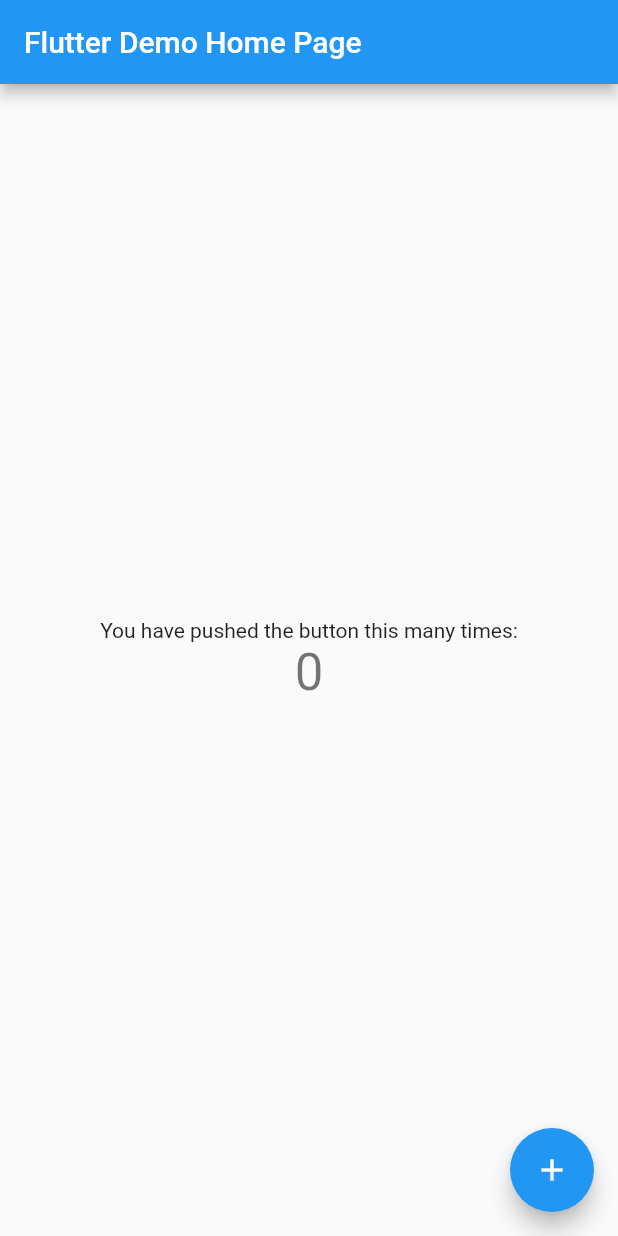
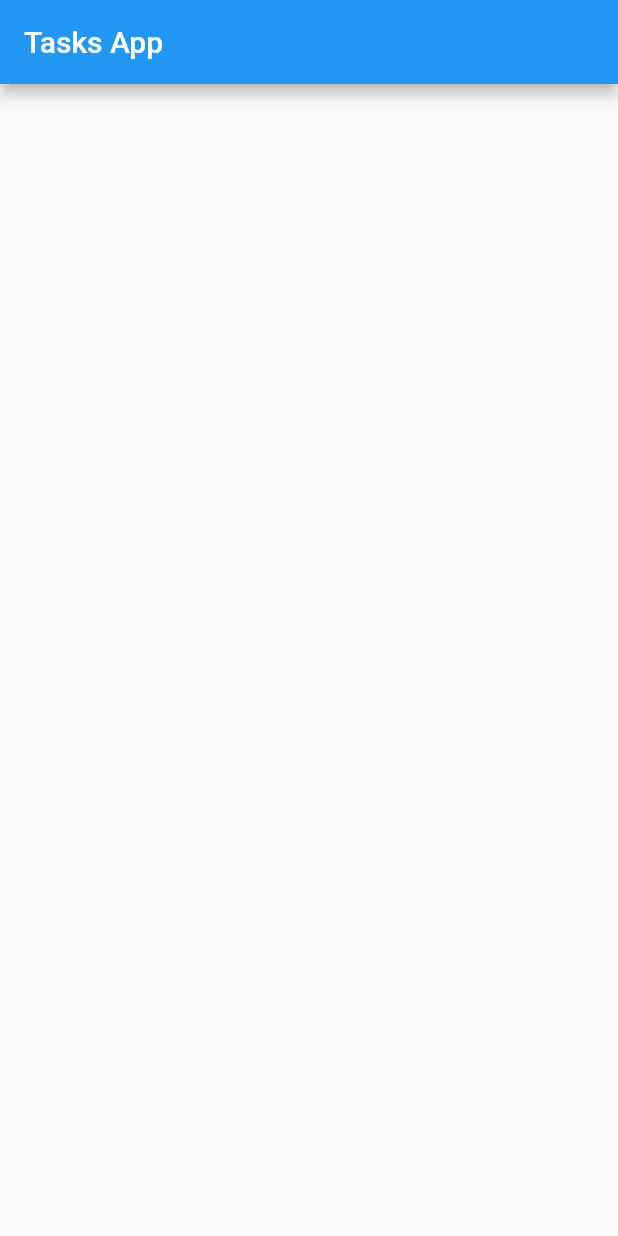
Before and after one commit to dersonmutemba/tasks_app, a Flutter app: the screen it shows after launch, on a phone screen of 412 x 824 dp. Run offline on Flutter 3.47's test engine with Material 2 defaults, Android fonts, the phone set to English and light mode, and no system bars.

Commit message:
removed default flutter app template elements

```diff
--- a/lib/main.dart
+++ b/lib/main.dart
@@ -11,7 +11,7 @@ class MyApp extends StatelessWidget {
   @override
   Widget build(BuildContext context) {
     return MaterialApp(
-      title: 'Flutter Demo',
+      title: 'Tasks App',
       theme: ThemeData(
         // This is the theme of your application.
         //
@@ -24,7 +24,7 @@ class MyApp extends StatelessWidget {
         // is not restarted.
         primarySwatch: Colors.blue,
       ),
-      home: const MyHomePage(title: 'Flutter Demo Home Page'),
+      home: const MyHomePage(title: 'Tasks App'),
     );
   }
 }
@@ -48,18 +48,6 @@ class MyHomePage extends StatefulWidget {
 }
 
 class _MyHomePageState extends State<MyHomePage> {
-  int _counter = 0;
-
-  void _incrementCounter() {
-    setState(() {
-      // This call to setState tells the Flutter framework that something has
-      // changed in this State, which causes it to rerun the build method below
-      // so that the display can reflect the updated values. If we changed
-      // _counter without calling setState(), then the build method would not be
-      // called again, and so nothing would appear to happen.
-      _counter++;
-    });
-  }
 
   @override
   Widget build(BuildContext context) {
@@ -75,41 +63,7 @@ class _MyHomePageState extends State<MyHomePage> {
         // the App.build method, and use it to set our appbar title.
         title: Text(widget.title),
       ),
-      body: Center(
-        // Center is a layout widget. It takes a single child and positions it
-        // in the middle of the parent.
-        child: Column(
-          // Column is also a layout widget. It takes a list of children and
-          // arranges them vertically. By default, it sizes itself to fit its
-          // children horizontally, and tries to be as tall as its parent.
-          //
-          // Invoke "debug painting" (press "p" in the console, choose the
-          // "Toggle Debug Paint" action from the Flutter Inspector in Android
-          // Studio, or the "Toggle Debug Paint" command in Visual Studio Code)
-          // to see the wireframe for each widget.
-          //
-          // Column has various properties to control how it sizes itself and
-          // how it positions its children. Here we use mainAxisAlignment to
-          // center the children vertically; the main axis here is the vertical
-          // axis because Columns are vertical (the cross axis would be
-          // horizontal).
-          mainAxisAlignment: MainAxisAlignment.center,
-          children: <Widget>[
-            const Text(
-              'You have pushed the button this many times:',
-            ),
-            Text(
-              '$_counter',
-              style: Theme.of(context).textTheme.headlineMedium,
-            ),
-          ],
-        ),
-      ),
-      floatingActionButton: FloatingActionButton(
-        onPressed: _incrementCounter,
-        tooltip: 'Increment',
-        child: const Icon(Icons.add),
-      ), // This trailing comma makes auto-formatting nicer for build methods.
+      body: const Center(),
     );
   }
 }
```
